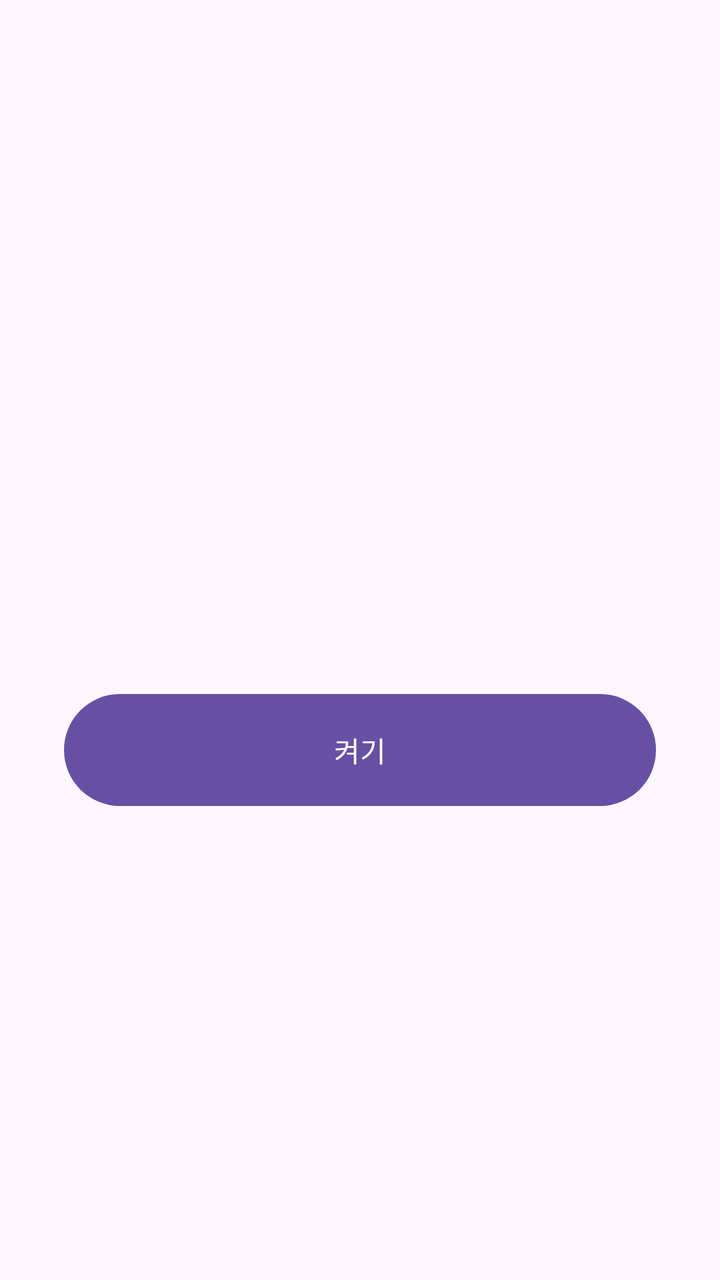
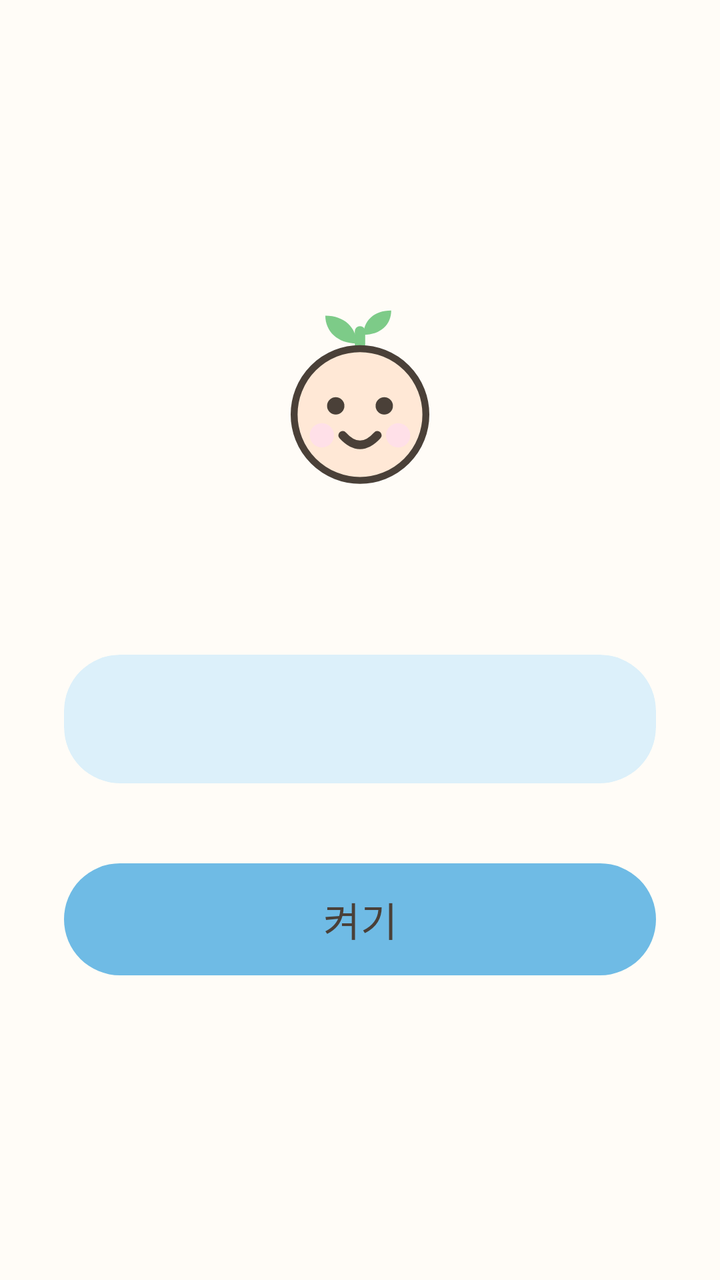

The first picture is an Android layout as it rendered before a commit; the second is the same layout after the commit. The layout source and the unified diff follow.
<!-- AndroidManifest.xml: application theme Theme.KidCare -->
<!-- res/layout/activity_permission.xml -->
<?xml version="1.0" encoding="utf-8"?>
<LinearLayout xmlns:android="http://schemas.android.com/apk/res/android"
    android:layout_width="match_parent"
    android:layout_height="match_parent"
    android:orientation="vertical"
    android:gravity="center"
    android:padding="32dp">

    <TextView
        android:id="@+id/step_title"
        android:layout_width="wrap_content"
        android:layout_height="wrap_content"
        android:textAppearance="?attr/textAppearanceHeadlineSmall" />

    <TextView
        android:id="@+id/step_reason"
        android:layout_width="match_parent"
        android:layout_height="wrap_content"
        android:layout_marginTop="16dp"
        android:gravity="center"
        android:textAppearance="?attr/textAppearanceBodyLarge" />

    
    <TextView
        android:id="@+id/step_hint"
        android:layout_width="match_parent"
        android:layout_height="wrap_content"
        android:layout_marginTop="12dp"
        android:gravity="center"
        android:visibility="gone"
        android:textAppearance="?attr/textAppearanceBodyMedium" />

    <com.google.android.material.button.MaterialButton
        android:id="@+id/grant_button"
        android:layout_width="match_parent"
        android:layout_height="64dp"
        android:layout_marginTop="40dp"
        android:text="@string/perm_grant" />
</LinearLayout>
<!-- resources referenced by this layout -->
<resources>
  <style name="Theme.KidCare" parent="Theme.Material3.DayNight.NoActionBar">
          <item name="android:statusBarColor" tools:targetApi="l">?attr/colorSurface</item>
      </style>
  <!-- unchanged entries left out for length: 1 -->
</resources>

<!-- the commit's change to res/layout/activity_permission.xml (unified diff, before → after) -->
@@ -1,39 +1,67 @@
 <?xml version="1.0" encoding="utf-8"?>
 <LinearLayout xmlns:android="http://schemas.android.com/apk/res/android"
+    xmlns:app="http://schemas.android.com/apk/res-auto"
     android:layout_width="match_parent"
     android:layout_height="match_parent"
     android:orientation="vertical"
     android:gravity="center"
-    android:padding="32dp">
+    android:padding="32dp"
+    android:fitsSystemWindows="true">
+
+    <ImageView
+        android:layout_width="104dp"
+        android:layout_height="104dp"
+        android:layout_marginBottom="20dp"
+        android:importantForAccessibility="no"
+        android:src="@drawable/ic_mascot" />
 
     <TextView
         android:id="@+id/step_title"
         android:layout_width="wrap_content"
         android:layout_height="wrap_content"
+        android:gravity="center"
         android:textAppearance="?attr/textAppearanceHeadlineSmall" />
 
-    <TextView
-        android:id="@+id/step_reason"
+    <com.google.android.material.card.MaterialCardView
         android:layout_width="match_parent"
         android:layout_height="wrap_content"
-        android:layout_marginTop="16dp"
-        android:gravity="center"
-        android:textAppearance="?attr/textAppearanceBodyLarge" />
+        android:layout_marginTop="20dp"
+        app:cardBackgroundColor="?attr/colorPrimaryContainer"
+        app:shapeAppearance="@style/ShapeAppearance.KidCare.Large"
+        app:strokeWidth="0dp">
 
-    
-    <TextView
-        android:id="@+id/step_hint"
-        android:layout_width="match_parent"
-        android:layout_height="wrap_content"
-        android:layout_marginTop="12dp"
-        android:gravity="center"
-        android:visibility="gone"
-        android:textAppearance="?attr/textAppearanceBodyMedium" />
+        <LinearLayout
+            android:layout_width="match_parent"
+            android:layout_height="wrap_content"
+            android:orientation="vertical"
+            android:padding="20dp">
+
+            <TextView
+                android:id="@+id/step_reason"
+                android:layout_width="match_parent"
+                android:layout_height="wrap_content"
+                android:gravity="center"
+                android:textAppearance="?attr/textAppearanceBodyLarge"
+                android:textColor="?attr/colorOnPrimaryContainer" />
+
+            
+            <TextView
+                android:id="@+id/step_hint"
+                android:layout_width="match_parent"
+                android:layout_height="wrap_content"
+                android:layout_marginTop="12dp"
+                android:gravity="center"
+                android:textAppearance="?attr/textAppearanceBodyMedium"
+                android:textColor="?attr/colorOnPrimaryContainer"
+                android:visibility="gone" />
+        </LinearLayout>
+    </com.google.android.material.card.MaterialCardView>
 
     <com.google.android.material.button.MaterialButton
         android:id="@+id/grant_button"
         android:layout_width="match_parent"
         android:layout_height="64dp"
-        android:layout_marginTop="40dp"
-        android:text="@string/perm_grant" />
+        android:layout_marginTop="36dp"
+        android:text="@string/perm_grant"
+        android:textAppearance="?attr/textAppearanceTitleMedium" />
 </LinearLayout>
<!-- resource entries referenced after the edit -->
@@ -1,7 +1,294 @@
 <!-- resources referenced by this layout -->
 <resources>
+  <!-- drawable ic_mascot (drawable) -->
+  <?xml version="1.0" encoding="utf-8"?>
+  <vector xmlns:android="http://schemas.android.com/apk/res/android"
+      android:width="120dp"
+      android:height="120dp"
+      android:viewportWidth="120"
+      android:viewportHeight="120">
+  
+      
+      <path
+          android:pathData="M60,34 L60,20"
+          android:strokeColor="@color/grass"
+          android:strokeWidth="6"
+          android:strokeLineCap="round" />
+  
+      
+      <path
+          android:pathData="M58,27 C47,27 40,20 40,11 C51,11 58,18 58,27 Z"
+          android:fillColor="@color/grass" />
+      <path
+          android:pathData="M62,22 C72,22 78,16 78,8 C68,8 62,14 62,22 Z"
+          android:fillColor="@color/grass" />
+  
+      
+      <path
+          android:pathData="M22,68 a38,38 0 1,0 76,0 a38,38 0 1,0 -76,0 Z"
+          android:fillColor="@color/apricot_soft"
+          android:strokeColor="@color/ink"
+          android:strokeWidth="4" />
+  
+      
+      <path
+          android:pathData="M31,80 a7,7 0 1,0 14,0 a7,7 0 1,0 -14,0 Z"
+          android:fillColor="@color/berry_soft" />
+      <path
+          android:pathData="M75,80 a7,7 0 1,0 14,0 a7,7 0 1,0 -14,0 Z"
+          android:fillColor="@color/berry_soft" />
+  
+      
+      <path
+          android:pathData="M41,63 a5,5 0 1,0 10,0 a5,5 0 1,0 -10,0 Z"
+          android:fillColor="@color/ink" />
+      <path
+          android:pathData="M69,63 a5,5 0 1,0 10,0 a5,5 0 1,0 -10,0 Z"
+          android:fillColor="@color/ink" />
+  
+      
+      <path
+          android:pathData="M50,80 Q60,91 70,80"
+          android:strokeColor="@color/ink"
+          android:strokeWidth="5"
+          android:strokeLineCap="round" />
+  </vector>
+  <style parent="" name="ShapeAppearance.KidCare.Large">
+          <item name="cornerFamily">rounded</item>
+          <item name="cornerSize">28dp</item>
+      </style>
   <style name="Theme.KidCare" parent="Theme.Material3.DayNight.NoActionBar">
-          <item name="android:statusBarColor" tools:targetApi="l">?attr/colorSurface</item>
+  
+          
+          <item name="colorPrimary">@color/sky</item>
+          <item name="colorOnPrimary">@color/on_accent</item>
+          <item name="colorPrimaryContainer">@color/sky_soft</item>
+          <item name="colorOnPrimaryContainer">@color/ink</item>
+  
+          
+          
+          <item name="colorSecondary">@color/apricot</item>
+          <item name="colorOnSecondary">@color/on_accent</item>
+          <item name="colorSecondaryContainer">@color/apricot_soft</item>
+          <item name="colorOnSecondaryContainer">@color/ink</item>
+  
+          
+          <item name="colorTertiary">@color/grass</item>
+          <item name="colorOnTertiary">@color/on_accent</item>
+          <item name="colorTertiaryContainer">@color/grass_soft</item>
+          <item name="colorOnTertiaryContainer">@color/ink</item>
+  
+          
+          
+          <item name="colorError">@color/berry_ink</item>
+          <item name="colorOnError">@color/paper_card</item>
+          <item name="colorErrorContainer">@color/berry_soft</item>
+          <item name="colorOnErrorContainer">@color/on_berry_soft</item>
+  
+          
+          <item name="android:colorBackground">@color/paper</item>
+          <item name="colorOnBackground">@color/ink</item>
+          <item name="colorSurface">@color/paper</item>
+          <item name="colorOnSurface">@color/ink</item>
+          <item name="colorSurfaceVariant">@color/paper_fold</item>
+          <item name="colorOnSurfaceVariant">@color/ink_soft</item>
+          
+          <item name="colorSurfaceContainerLowest">@color/paper_card</item>
+          <item name="colorSurfaceContainerLow">@color/paper_card</item>
+          <item name="colorSurfaceContainer">@color/paper_card</item>
+          <item name="colorSurfaceContainerHigh">@color/paper_fold</item>
+          <item name="colorSurfaceContainerHighest">@color/paper_fold</item>
+          <item name="colorOutline">@color/line</item>
+          <item name="colorOutlineVariant">@color/line_soft</item>
+  
+          
+          
+          <item name="shapeAppearanceCornerExtraSmall">@style/ShapeAppearance.KidCare.ExtraSmall</item>
+          <item name="shapeAppearanceCornerSmall">@style/ShapeAppearance.KidCare.Small</item>
+          <item name="shapeAppearanceCornerMedium">@style/ShapeAppearance.KidCare.Medium</item>
+          <item name="shapeAppearanceCornerLarge">@style/ShapeAppearance.KidCare.Large</item>
+          <item name="shapeAppearanceCornerExtraLarge">@style/ShapeAppearance.KidCare.ExtraLarge</item>
+          <item name="shapeAppearanceSmallComponent">@style/ShapeAppearance.KidCare.Small</item>
+          <item name="shapeAppearanceMediumComponent">@style/ShapeAppearance.KidCare.Medium</item>
+          <item name="shapeAppearanceLargeComponent">@style/ShapeAppearance.KidCare.Large</item>
+  
+          
+          
+          <item name="textAppearanceDisplayLarge">@style/TextAppearance.KidCare.DisplayLarge</item>
+          <item name="textAppearanceDisplayMedium">@style/TextAppearance.KidCare.DisplayMedium</item>
+          <item name="textAppearanceDisplaySmall">@style/TextAppearance.KidCare.DisplaySmall</item>
+          <item name="textAppearanceHeadlineLarge">@style/TextAppearance.KidCare.HeadlineLarge</item>
+          <item name="textAppearanceHeadlineMedium">@style/TextAppearance.KidCare.HeadlineMedium</item>
+          <item name="textAppearanceHeadlineSmall">@style/TextAppearance.KidCare.HeadlineSmall</item>
+          <item name="textAppearanceTitleLarge">@style/TextAppearance.KidCare.TitleLarge</item>
+          <item name="textAppearanceTitleMedium">@style/TextAppearance.KidCare.TitleMedium</item>
+          <item name="textAppearanceTitleSmall">@style/TextAppearance.KidCare.TitleSmall</item>
+          <item name="textAppearanceBodyLarge">@style/TextAppearance.KidCare.BodyLarge</item>
+          <item name="textAppearanceBodyMedium">@style/TextAppearance.KidCare.BodyMedium</item>
+          <item name="textAppearanceBodySmall">@style/TextAppearance.KidCare.BodySmall</item>
+          <item name="textAppearanceLabelLarge">@style/TextAppearance.KidCare.LabelLarge</item>
+          <item name="textAppearanceLabelMedium">@style/TextAppearance.KidCare.LabelMedium</item>
+          <item name="textAppearanceLabelSmall">@style/TextAppearance.KidCare.LabelSmall</item>
+  
+          
+          <item name="materialButtonStyle">@style/Widget.KidCare.Button</item>
+          <item name="materialButtonOutlinedStyle">@style/Widget.KidCare.Button.Outlined</item>
+          <item name="materialCardViewStyle">@style/Widget.KidCare.Card</item>
+          <item name="bottomNavigationStyle">@style/Widget.KidCare.BottomNav</item>
+          <item name="textInputStyle">@style/Widget.KidCare.TextField</item>
+  
+          
+          
+          <item name="android:statusBarColor" tools:targetApi="l">@color/paper</item>
+          <item name="android:navigationBarColor">@color/paper</item>
+          <item name="android:windowLightStatusBar" tools:targetApi="m">@bool/light_system_bars</item>
+          <item name="android:windowLightNavigationBar" tools:targetApi="o_mr1">@bool/light_system_bars</item>
+          <item name="android:windowBackground">@color/paper</item>
+      </style>
+  <color name="grass">#7DCB88</color>
+  <color name="apricot_soft">#FFE8D6</color>
+  <color name="ink">#4A4038</color>
+  <color name="berry_soft">#FFE0E8</color>
+  <color name="sky">#6FBBE5</color>
+  <color name="on_accent">#4A4038</color>
+  <color name="sky_soft">#DCF0FA</color>
+  <color name="apricot">#FFA96B</color>
+  <color name="grass_soft">#E2F5E5</color>
+  <color name="berry_ink">#8A2B47</color>
+  <color name="paper_card">#FFFFFF</color>
+  <color name="on_berry_soft">#3F2831</color>
+  <color name="paper">#FFFCF7</color>
+  <color name="paper_fold">#F2EBE0</color>
+  <color name="ink_soft">#6F645C</color>
+  <color name="line">#948880</color>
+  <color name="line_soft">#E8DFD4</color>
+  <style parent="" name="ShapeAppearance.KidCare.ExtraSmall">
+          <item name="cornerFamily">rounded</item>
+          <item name="cornerSize">8dp</item>
+      </style>
+  <style parent="" name="ShapeAppearance.KidCare.Small">
+          <item name="cornerFamily">rounded</item>
+          <item name="cornerSize">14dp</item>
+      </style>
+  <style parent="" name="ShapeAppearance.KidCare.Medium">
+          <item name="cornerFamily">rounded</item>
+          <item name="cornerSize">20dp</item>
+      </style>
+  <style parent="" name="ShapeAppearance.KidCare.ExtraLarge">
+          <item name="cornerFamily">rounded</item>
+          <item name="cornerSize">36dp</item>
+      </style>
+  <style name="TextAppearance.KidCare.DisplayLarge" parent="TextAppearance.Material3.DisplayLarge">
+          <item name="android:textSize">40sp</item>
+          <item name="android:textStyle">bold</item>
+          <item name="android:lineHeight">50sp</item>
+          <item name="android:letterSpacing">-0.01</item>
+      </style>
+  <style name="TextAppearance.KidCare.DisplayMedium" parent="TextAppearance.Material3.DisplayMedium">
+          <item name="android:textSize">34sp</item>
+          <item name="android:textStyle">bold</item>
+          <item name="android:lineHeight">44sp</item>
+          <item name="android:letterSpacing">-0.01</item>
+      </style>
+  <style name="TextAppearance.KidCare.DisplaySmall" parent="TextAppearance.Material3.DisplaySmall">
+          <item name="android:textSize">30sp</item>
+          <item name="android:textStyle">bold</item>
+          <item name="android:lineHeight">40sp</item>
+          <item name="android:letterSpacing">-0.01</item>
+      </style>
+  <style name="TextAppearance.KidCare.HeadlineLarge" parent="TextAppearance.Material3.HeadlineLarge">
+          <item name="android:textSize">30sp</item>
+          <item name="android:textStyle">bold</item>
+          <item name="android:lineHeight">40sp</item>
+          <item name="android:letterSpacing">-0.01</item>
+      </style>
+  <style name="TextAppearance.KidCare.HeadlineMedium" parent="TextAppearance.Material3.HeadlineMedium">
+          <item name="android:textSize">28sp</item>
+          <item name="android:textStyle">bold</item>
+          <item name="android:lineHeight">38sp</item>
+          <item name="android:letterSpacing">-0.01</item>
+      </style>
+  <style name="TextAppearance.KidCare.HeadlineSmall" parent="TextAppearance.Material3.HeadlineSmall">
+          <item name="android:textSize">26sp</item>
+          <item name="android:textStyle">bold</item>
+          <item name="android:lineHeight">36sp</item>
+          <item name="android:letterSpacing">-0.01</item>
+      </style>
+  <style name="TextAppearance.KidCare.TitleLarge" parent="TextAppearance.Material3.TitleLarge">
+          <item name="android:textSize">22sp</item>
+          <item name="android:fontFamily">sans-serif-medium</item>
+          <item name="android:lineHeight">30sp</item>
+      </style>
+  <style name="TextAppearance.KidCare.TitleMedium" parent="TextAppearance.Material3.TitleMedium">
+          <item name="android:textSize">20sp</item>
+          <item name="android:fontFamily">sans-serif-medium</item>
+          <item name="android:lineHeight">28sp</item>
+      </style>
+  <style name="TextAppearance.KidCare.TitleSmall" parent="TextAppearance.Material3.TitleSmall">
+          <item name="android:textSize">18sp</item>
+          <item name="android:fontFamily">sans-serif-medium</item>
+          <item name="android:lineHeight">26sp</item>
+      </style>
+  <style name="TextAppearance.KidCare.BodyLarge" parent="TextAppearance.Material3.BodyLarge">
+          <item name="android:textSize">18sp</item>
+          <item name="android:lineHeight">28sp</item>
+      </style>
+  <style name="TextAppearance.KidCare.BodyMedium" parent="TextAppearance.Material3.BodyMedium">
+          <item name="android:textSize">17sp</item>
+          <item name="android:lineHeight">27sp</item>
+      </style>
+  <style name="TextAppearance.KidCare.BodySmall" parent="TextAppearance.Material3.BodySmall">
+          <item name="android:textSize">15sp</item>
+          <item name="android:lineHeight">23sp</item>
+      </style>
+  <style name="TextAppearance.KidCare.LabelLarge" parent="TextAppearance.Material3.LabelLarge">
+          <item name="android:textSize">16sp</item>
+          <item name="android:fontFamily">sans-serif-medium</item>
+          <item name="android:textAllCaps">false</item>
+      </style>
+  <style name="TextAppearance.KidCare.LabelMedium" parent="TextAppearance.Material3.LabelMedium">
+          <item name="android:textSize">14sp</item>
+          <item name="android:fontFamily">sans-serif-medium</item>
+          <item name="android:textAllCaps">false</item>
+      </style>
+  <style name="TextAppearance.KidCare.LabelSmall" parent="TextAppearance.Material3.LabelSmall">
+          <item name="android:textSize">12sp</item>
+          <item name="android:fontFamily">sans-serif-medium</item>
+          <item name="android:textAllCaps">false</item>
+      </style>
+  <style name="Widget.KidCare.Button" parent="Widget.Material3.Button">
+          <item name="shapeAppearance">@style/ShapeAppearance.KidCare.Pill</item>
+          <item name="android:textAllCaps">false</item>
+          <item name="android:minHeight">56dp</item>
+      </style>
+  <style name="Widget.KidCare.Button.Outlined" parent="Widget.Material3.Button.OutlinedButton">
+          <item name="shapeAppearance">@style/ShapeAppearance.KidCare.Pill</item>
+          <item name="android:textAllCaps">false</item>
+      </style>
+  <style name="Widget.KidCare.Card" parent="Widget.Material3.CardView.Filled">
+          <item name="cardBackgroundColor">@color/paper_card</item>
+          <item name="shapeAppearance">@style/ShapeAppearance.KidCare.Medium</item>
+          <item name="cardElevation">0dp</item>
+          <item name="strokeColor">@color/line_soft</item>
+          <item name="strokeWidth">1dp</item>
+      </style>
+  <style name="Widget.KidCare.BottomNav" parent="Widget.Material3.BottomNavigationView">
+          <item name="android:background">@color/paper_card</item>
+          <item name="elevation">0dp</item>
+          <item name="itemActiveIndicatorStyle">@style/Widget.KidCare.BottomNav.Indicator</item>
+      </style>
+  <style name="Widget.KidCare.TextField" parent="Widget.Material3.TextInputLayout.OutlinedBox">
+          <item name="shapeAppearance">@style/ShapeAppearance.KidCare.Small</item>
+          <item name="boxStrokeWidth">2dp</item>
+      </style>
+  <style parent="" name="ShapeAppearance.KidCare.Pill">
+          <item name="cornerFamily">rounded</item>
+          <item name="cornerSize">50%</item>
+      </style>
+  <style name="Widget.KidCare.BottomNav.Indicator" parent="Widget.Material3.BottomNavigationView.ActiveIndicator">
+          <item name="android:width">72dp</item>
+          <item name="android:height">36dp</item>
+          <item name="shapeAppearance">@style/ShapeAppearance.KidCare.Pill</item>
       </style>
   <!-- unchanged entries left out for length: 1 -->
 </resources>
